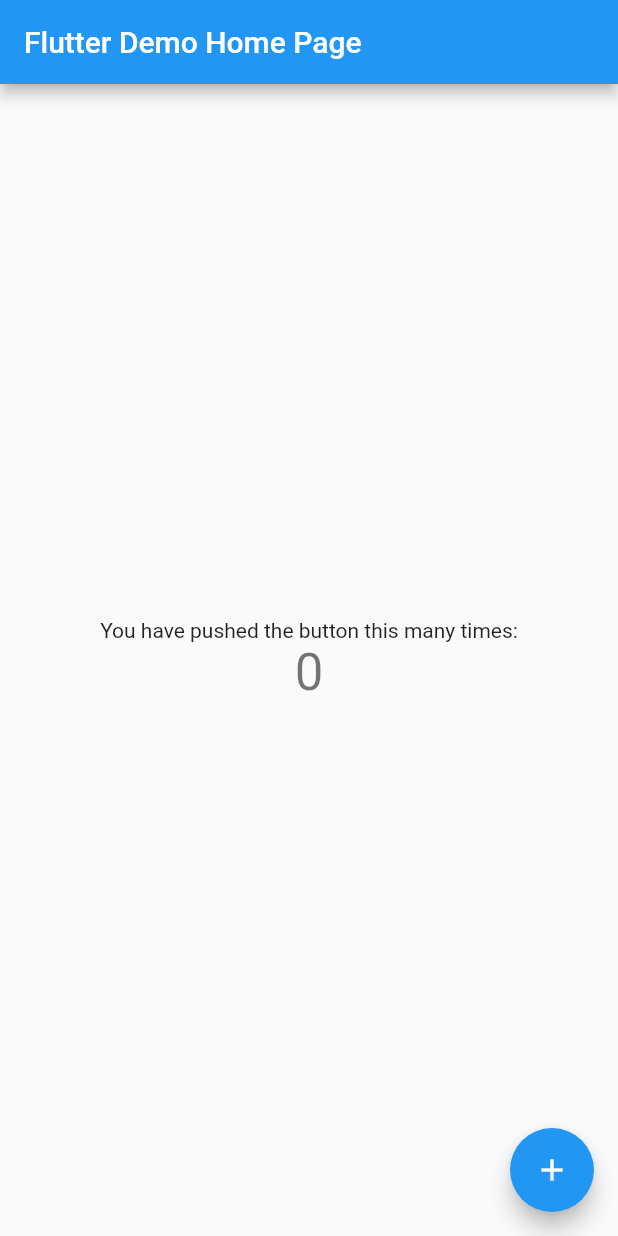
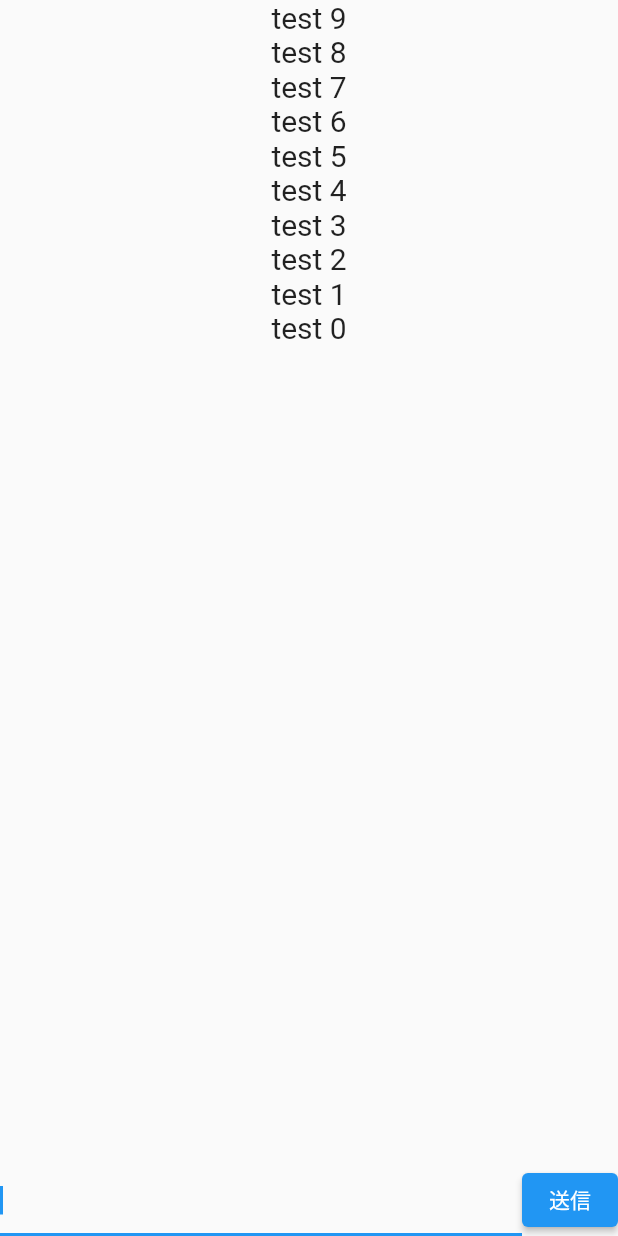
Before and after one commit to sqrmyy/firebase_sample_campaign, a Flutter app: the screen it shows after launch, on a phone screen of 412 x 824 dp. Run offline on Flutter 3.47's test engine with Material 2 defaults, Android fonts, the phone set to English and light mode, and no system bars; our stand-ins replace cloud_firestore, firebase_core; accounts and stored records are empty.

Commit message:
アプリの骨組みの構築

```diff
--- a/lib/main.dart
+++ b/lib/main.dart
@@ -1,6 +1,7 @@
 import 'package:flutter/material.dart';
 import 'package:firebase_core/firebase_core.dart';
 import 'firebase_options.dart';
+import 'package:cloud_firestore/cloud_firestore.dart';
 
 void main() async {
   WidgetsFlutterBinding.ensureInitialized();
@@ -17,106 +18,77 @@
   // This widget is the root of your application.
   @override
   Widget build(BuildContext context) {
-    return MaterialApp(
-      title: 'Flutter Demo',
-      theme: ThemeData(
-        // This is the theme of your application.
-        //
-        // Try running your application with "flutter run". You'll see the
-        // application has a blue toolbar. Then, without quitting the app, try
-        // changing the primarySwatch below to Colors.green and then invoke
-        // "hot reload" (press "r" in the console where you ran "flutter run",
-        // or simply save your changes to "hot reload" in a Flutter IDE).
-        // Notice that the counter didn't reset back to zero; the application
-        // is not restarted.
-        primarySwatch: Colors.blue,
-      ),
-      home: const MyHomePage(title: 'Flutter Demo Home Page'),
+    return const MaterialApp(
+      home: MyWidget(),
     );
   }
 }
 
-class MyHomePage extends StatefulWidget {
-  const MyHomePage({super.key, required this.title});
-
-  // This widget is the home page of your application. It is stateful, meaning
-  // that it has a State object (defined below) that contains fields that affect
-  // how it looks.
-
-  // This class is the configuration for the state. It holds the values (in this
-  // case the title) provided by the parent (in this case the App widget) and
-  // used by the build method of the State. Fields in a Widget subclass are
-  // always marked "final".
-
-  final String title;
+class MyWidget extends StatefulWidget {
+  const MyWidget({super.key});
 
   @override
-  State<MyHomePage> createState() => _MyHomePageState();
+  State<MyWidget> createState() => _MyWidgetState();
 }
 
-class _MyHomePageState extends State<MyHomePage> {
-  int _counter = 0;
+class _MyWidgetState extends State<MyWidget> {
+  final TextEditingController _controller = TextEditingController();
 
-  void _incrementCounter() {
-    setState(() {
-      // This call to setState tells the Flutter framework that something has
-      // changed in this State, which causes it to rerun the build method below
-      // so that the display can reflect the updated values. If we changed
-      // _counter without calling setState(), then the build method would not be
-      // called again, and so nothing would appear to happen.
-      _counter++;
-    });
+  final _list = List.generate(10, ((index) => 'test $index'));
+
+  @override
+  void dispose() {
+    _controller.dispose();
+    super.dispose();
   }
 
   @override
   Widget build(BuildContext context) {
-    // This method is rerun every time setState is called, for instance as done
-    // by the _incrementCounter method above.
-    //
-    // The Flutter framework has been optimized to make rerunning build methods
-    // fast, so that you can just rebuild anything that needs updating rather
-    // than having to individually change instances of widgets.
+    final reverseList = _list.reversed.toList();
     return Scaffold(
-      appBar: AppBar(
-        // Here we take the value from the MyHomePage object that was created by
-        // the App.build method, and use it to set our appbar title.
-        title: Text(widget.title),
-      ),
-      body: Center(
-        // Center is a layout widget. It takes a single child and positions it
-        // in the middle of the parent.
+      body: SafeArea(
         child: Column(
-          // Column is also a layout widget. It takes a list of children and
-          // arranges them vertically. By default, it sizes itself to fit its
-          // children horizontally, and tries to be as tall as its parent.
-          //
-          // Invoke "debug painting" (press "p" in the console, choose the
-          // "Toggle Debug Paint" action from the Flutter Inspector in Android
-          // Studio, or the "Toggle Debug Paint" command in Visual Studio Code)
-          // to see the wireframe for each widget.
-          //
-          // Column has various properties to control how it sizes itself and
-          // how it positions its children. Here we use mainAxisAlignment to
-          // center the children vertically; the main axis here is the vertical
-          // axis because Columns are vertical (the cross axis would be
-          // horizontal).
-          mainAxisAlignment: MainAxisAlignment.center,
-          children: <Widget>[
-            const Text(
-              'You have pushed the button this many times:',
+          mainAxisAlignment: MainAxisAlignment.spaceBetween,
+          children: [
+            Expanded(
+              child: Container(
+                height: double.infinity,
+                alignment: Alignment.topCenter,
+                child: ListView.builder(
+                  itemCount: reverseList.length,
+                  itemBuilder: (BuildContext context, int index) {
+                    return Center(
+                      child: Text(
+                        reverseList[index],
+                        style: const TextStyle(fontSize: 20),
+                      ),
+                    );
+                  },
+                ),
+              ),
             ),
-            Text(
-              '$_counter',
-              style: Theme.of(context).textTheme.headline4,
+            Row(
+              children: [
+                Expanded(
+                  child: TextField(
+                    controller: _controller,
+                    autofocus: true,
+                  ),
+                ),
+                ElevatedButton(
+                  onPressed: () {
+                    setState(() {
+                      _list.add(_controller.text);
+                      _controller.clear();
+                    });
+                  },
+                  child: const Text('送信'),
+                ),
+              ],
             ),
           ],
         ),
       ),
-      floatingActionButton: FloatingActionButton(
-        onPressed: _incrementCounter,
-        tooltip: 'Increment',
-        child: const Icon(Icons.add),
-      ), // This trailing comma makes auto-formatting nicer for build methods.
     );
   }
 }
```
